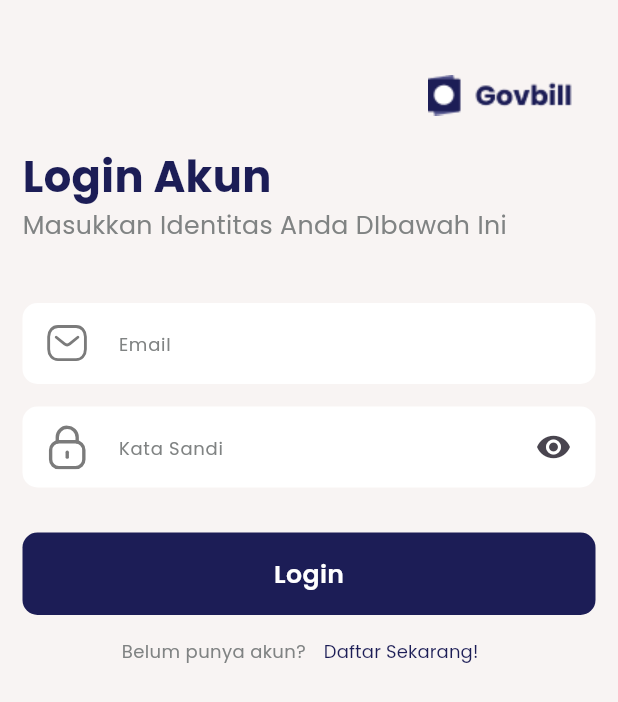
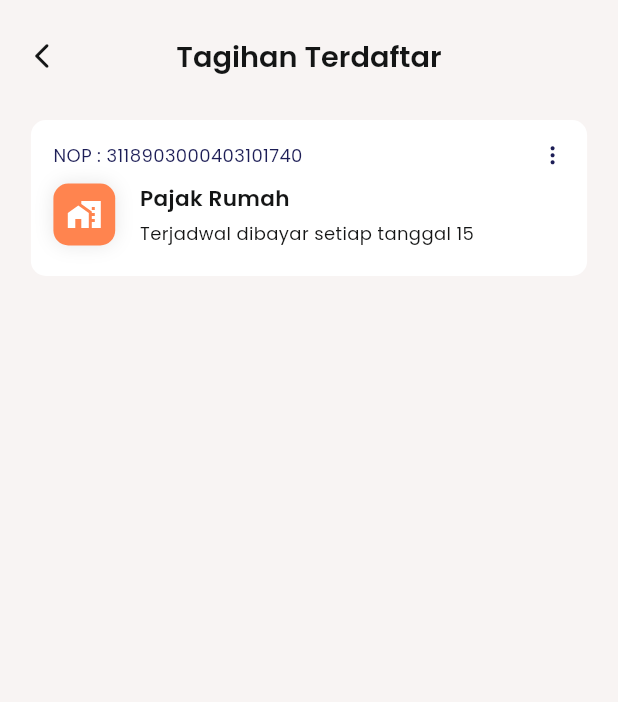
Before and after one commit to SyahranFD/govbill, a Flutter app: the screen it shows after launch, on a phone screen of 412 x 824 dp. Shown: the top 702 px of the screen. Run offline on Flutter 3.47's test engine with Material 3 defaults, Android fonts, the phone set to English and light mode, and no system bars; our stand-ins replace flutter_svg, get, get_storage, google_fonts; project files that could hold a hidden picture were left out.

Commit message:
feat: [SF] add card tagihan terdaftar

```diff
--- a/lib/app/pages/detail_kategori_page/detail_kategori_binding.dart
+++ /dev/null
@@ -1,11 +0,0 @@
-import 'package:get/get.dart';
-import 'package:govbill/app/pages/detail_kategori_page/detail_kategori_controller.dart';
-
-class DetailKategoriPageBinding extends Bindings {
-  @override
-  void dependencies() {
-    Get.lazyPut<DetailKategoriPageController>(
-          () => DetailKategoriPageController(),
-    );
-  }
-}
--- a/lib/app/pages/detail_kategori_page/detail_kategori_controller.dart
+++ /dev/null
@@ -1,5 +0,0 @@
-import 'package:get/get.dart';
-
-class DetailKategoriPageController extends GetxController {
-
-}
--- a/lib/app/pages/detail_kategori_page/detail_kategori_view.dart
+++ /dev/null
@@ -1,23 +0,0 @@
-import 'package:flutter/material.dart';
-import 'package:govbill/common/helper/themes.dart';
-
-class DetailKategoriPageView extends StatelessWidget {
-  const DetailKategoriPageView({Key? key}) : super(key: key);
-
-  @override
-  Widget build(BuildContext context) {
-    return Scaffold(
-      backgroundColor: backgroundPageColor,
-      body: Container(
-        width: double.infinity,
-        child: SingleChildScrollView(
-          child: Column(
-            children: [
-
-            ],
-          ),
-        ),
-      ),
-    );
-  }
-}
--- a/lib/app/pages/tagihan_akan_datang_page/components/card_tagihan_akan_datang_bpjs.dart
+++ b/lib/app/pages/tagihan_akan_datang_page/components/card_tagihan_akan_datang_bpjs.dart
@@ -82,7 +82,7 @@ class CardTagihanAkanDatangBPJS extends StatelessWidget {
                       children: [
                         Container(
                             width: width * 0.685,
-                            child: Text("Tagihan BPJS $namaTagihan", style: tsBodySmallSemiboldBlack)
+                            child: Text("$namaTagihan", style: tsBodySmallSemiboldBlack)
                         ),
                         SizedBox(height: 4),
                         Text("Akan dibayar tanggal $waktuBayar", style: tsLabelRegularBlack),
--- a/lib/app/pages/tagihan_akan_datang_page/components/card_tagihan_akan_datang_mobil.dart
+++ b/lib/app/pages/tagihan_akan_datang_page/components/card_tagihan_akan_datang_mobil.dart
@@ -82,7 +82,7 @@ class CardTagihanAkanDatangMobil extends StatelessWidget {
                       children: [
                         Container(
                             width: width * 0.685,
-                            child: Text("Tagihan $jenisTagihan $namaTagihan", style: tsBodySmallSemiboldBlack)
+                            child: Text("$namaTagihan", style: tsBodySmallSemiboldBlack)
                         ),
                         SizedBox(height: 4),
                         Text("Akan dibayar tanggal $waktuBayar", style: tsLabelRegularBlack),
--- a/lib/app/pages/tagihan_akan_datang_page/components/card_tagihan_akan_datang_pbb.dart
+++ b/lib/app/pages/tagihan_akan_datang_page/components/card_tagihan_akan_datang_pbb.dart
@@ -82,7 +82,7 @@ class CardTagihanAkanDatangPBB extends StatelessWidget {
                       children: [
                         Container(
                             width: width * 0.685,
-                            child: Text("Tagihan $jenisTagihan $namaTagihan", style: tsBodySmallSemiboldBlack)
+                            child: Text("$namaTagihan", style: tsBodySmallSemiboldBlack)
                         ),
                         SizedBox(height: 4),
                         Text("Akan dibayar tanggal $waktuBayar", style: tsLabelRegularBlack),
--- a/lib/app/pages/tagihan_akan_datang_page/components/card_tagihan_akan_datang_pdam.dart
+++ b/lib/app/pages/tagihan_akan_datang_page/components/card_tagihan_akan_datang_pdam.dart
@@ -82,7 +82,7 @@ class CardTagihanAkanDatangPDAM extends StatelessWidget {
                       children: [
                         Container(
                             width: width * 0.685,
-                            child: Text("Tagihan $jenisTagihan $namaTagihan", style: tsBodySmallSemiboldBlack)
+                            child: Text("$namaTagihan", style: tsBodySmallSemiboldBlack)
                         ),
                         SizedBox(height: 4),
                         Text("Akan dibayar tanggal $waktuBayar", style: tsLabelRegularBlack),
--- a/lib/app/pages/tagihan_akan_datang_page/components/card_tagihan_akan_datang_pln.dart
+++ b/lib/app/pages/tagihan_akan_datang_page/components/card_tagihan_akan_datang_pln.dart
@@ -82,7 +82,7 @@ class CardTagihanAkanDatangPLN extends StatelessWidget {
                       children: [
                         Container(
                             width: width * 0.685,
-                            child: Text("Tagihan $jenisTagihan $namaTagihan", style: tsBodySmallSemiboldBlack)
+                            child: Text("$namaTagihan", style: tsBodySmallSemiboldBlack)
                         ),
                         SizedBox(height: 4),
                         Text("Akan dibayar tanggal $waktuBayar", style: tsLabelRegularBlack),
--- a/lib/app/pages/tagihan_akan_datang_page/tagihan_akan_datang_view.dart
+++ b/lib/app/pages/tagihan_akan_datang_page/tagihan_akan_datang_view.dart
@@ -43,8 +43,7 @@ class TagihanAkanDatangPageView extends StatelessWidget {
               )
             : Container(
                 width: double.infinity,
-                margin: EdgeInsets.only(
-                    top: 15, left: width * 0.05, right: width * 0.05),
+                margin: EdgeInsets.only(top: 15, left: width * 0.05, right: width * 0.05),
                 child: SingleChildScrollView(
                   child: Column(
                     children: fetchTagihanAkanDatangController.tagihanAkanDatang.value.map((tagihan) {
--- /dev/null
+++ b/lib/app/pages/tagihan_terdaftar_page/components/tagihan_terdaftar_pbb.dart
@@ -0,0 +1,88 @@
+import 'package:flutter/material.dart';
+import 'package:flutter_svg/flutter_svg.dart';
+import 'package:govbill/common/helper/themes.dart';
+
+class TagihanTerdaftarPBB extends StatelessWidget {
+
+  const TagihanTerdaftarPBB({Key? key}) : super(key: key);
+
+  @override
+  Widget build(BuildContext context) {
+    final Size mediaQuery = MediaQuery.of(context).size;
+    final double width = mediaQuery.width;
+
+    return Container(
+      width: double.infinity,
+      margin: EdgeInsets.only(bottom: 10),
+      decoration: BoxDecoration(
+          color: primaryColor,
+          borderRadius: BorderRadius.circular(10)
+      ),
+      child: Stack(
+        children: [
+          Container(
+            margin: EdgeInsets.only(top: 15, bottom: 20, left: 15, right: 15),
+            child: Column(
+              mainAxisAlignment: MainAxisAlignment.start,
+              crossAxisAlignment: CrossAxisAlignment.start,
+              children: [
+                Row(
+                  mainAxisAlignment: MainAxisAlignment.spaceBetween,
+                  children: [
+                    Text("NOP : 3118903000403101740", style: tsLabelRegularDarkBlue),
+                    SvgPicture.asset(
+                      "assets/icons/icMenu.svg",
+                      width: 16,
+                    ),
+                  ],
+                ),
+
+                SizedBox(height: 10),
+
+                Row(
+                  mainAxisAlignment: MainAxisAlignment.start,
+                  crossAxisAlignment: CrossAxisAlignment.center,
+                  children: [
+                    Container(
+                      decoration: BoxDecoration(
+                        color: categoryPBB,
+                        borderRadius: BorderRadius.circular(10),
+                        boxShadow: [
+                          BoxShadow(
+                            color: Color(0x19000000),
+                            blurRadius: 10,
+                            offset: Offset(0, 0),
+                            spreadRadius: 0,
+                          )
+                        ],
+                      ),
+                      width: width * 0.1,
+                      height: width * 0.1,
+                      alignment: Alignment.center,
+                      child: SvgPicture.asset(
+                        "assets/icons/icKategoriPBB.svg",
+                        width: 24,
+                      ),
+                    ),
+                    SizedBox(width: width * 0.04),
+                    Column(
+                      crossAxisAlignment: CrossAxisAlignment.start,
+                      children: [
+                        Container(
+                            width: width * 0.685,
+                            child: Text("Pajak Rumah", style: tsBodySmallSemiboldBlack)
+                        ),
+                        SizedBox(height: 4),
+                        Text("Terjadwal dibayar setiap tanggal 15", style: tsLabelRegularBlack),
+                      ],
+                    )
+                  ],
+                )
+              ],
+            ),
+          ),
+        ],
+      ),
+    );
+  }
+}
--- /dev/null
+++ b/lib/app/pages/tagihan_terdaftar_page/tagihan_terdaftar_binding.dart
@@ -0,0 +1,11 @@
+import 'package:get/get.dart';
+import 'package:govbill/app/pages/tagihan_terdaftar_page/tagihan_terdaftar_controller.dart';
+
+class TagihanTerdaftarPageBinding extends Bindings {
+  @override
+  void dependencies() {
+    Get.lazyPut<TagihanTerdaftarPageController>(
+          () => TagihanTerdaftarPageController(),
+    );
+  }
+}
--- /dev/null
+++ b/lib/app/pages/tagihan_terdaftar_page/tagihan_terdaftar_controller.dart
@@ -0,0 +1,11 @@
+import 'package:get/get.dart';
+import 'package:intl/date_symbol_data_local.dart';
+
+class TagihanTerdaftarPageController extends GetxController {
+  @override
+  void onInit() {
+    // TODO: implement onInit
+    initializeDateFormatting();
+    super.onInit();
+  }
+}
--- /dev/null
+++ b/lib/app/pages/tagihan_terdaftar_page/tagihan_terdaftar_view.dart
@@ -0,0 +1,45 @@
+import 'package:flutter/material.dart';
+import 'package:get/get.dart';
+import 'package:govbill/app/pages/tagihan_terdaftar_page/components/tagihan_terdaftar_pbb.dart';
+import 'package:govbill/app/pages/tagihan_terdaftar_page/tagihan_terdaftar_controller.dart';
+import 'package:govbill/common/helper/themes.dart';
+
+class TagihanTerdaftarPageView extends StatelessWidget {
+  final TagihanTerdaftarPageController tagihanTerdaftarPageController = Get.put(TagihanTerdaftarPageController());
+
+  @override
+  Widget build(BuildContext context) {
+    final Size mediaQuery = MediaQuery.of(context).size;
+    final double width = mediaQuery.width;
+
+    return Scaffold(
+      backgroundColor: backgroundPageColor,
+      appBar: AppBar(
+        elevation: 0,
+        backgroundColor: backgroundPageColor,
+        toolbarHeight: 75,
+        centerTitle: true,
+        title: Text("Tagihan Terdaftar", style: tsBodyLargeSemiboldBlack),
+        leading: IconButton(
+          onPressed: () => Get.back(),
+          icon: Icon(
+            Icons.arrow_back_ios_new_rounded,
+            size: 20,
+            color: blackColor,
+          ),
+        ),
+      ),
+      body: Container(
+        width: double.infinity,
+        margin: EdgeInsets.only(top: 5, left: width * 0.05, right: width * 0.05),
+        child: SingleChildScrollView(
+          child: Column(
+            children: [
+              TagihanTerdaftarPBB()
+            ],
+          ),
+        ),
+      ),
+    );
+  }
+}
--- a/lib/common/routes/app_pages.dart
+++ b/lib/common/routes/app_pages.dart
@@ -1,8 +1,6 @@
 import 'package:get/get.dart';
 import 'package:govbill/app/pages/daftar_alamat_page/daftar_alamat_binding.dart';
 import 'package:govbill/app/pages/daftar_alamat_page/daftar_alamat_view.dart';
-import 'package:govbill/app/pages/detail_kategori_page/detail_kategori_binding.dart';
-import 'package:govbill/app/pages/detail_kategori_page/detail_kategori_view.dart';
 import 'package:govbill/app/pages/detail_kendaraan_page/component/detail_mobil/detail_mobil_view.dart';
 import 'package:govbill/app/pages/detail_kendaraan_page/component/detail_motor/detail_motor_view.dart';
 import 'package:govbill/app/pages/detail_kendaraan_page/detail_kendaraan_binding.dart';
@@ -24,6 +22,8 @@ import 'package:govbill/app/pages/splash_screen_page/splash_screen_binding.dart'
 import 'package:govbill/app/pages/splash_screen_page/splash_screen_view.dart';
 import 'package:govbill/app/pages/tagihan_akan_datang_page/tagihan_akan_datang_binding.dart';
 import 'package:govbill/app/pages/tagihan_akan_datang_page/tagihan_akan_datang_view.dart';
+import 'package:govbill/app/pages/tagihan_terdaftar_page/tagihan_terdaftar_binding.dart';
+import 'package:govbill/app/pages/tagihan_terdaftar_page/tagihan_terdaftar_view.dart';
 import 'package:govbill/app/pages/tambah_alamat_page/tambah_alamat_binding.dart';
 import 'package:govbill/app/pages/tambah_alamat_page/tambah_alamat_view.dart';
 import 'package:govbill/app/pages/tambah_kartu_page/tambah_kartu_binding.dart';
@@ -37,7 +37,7 @@ class AppPages {
 
   AppPages._();
 
-  static const INITIAL = Routes.LOGIN_PAGE;
+  static const INITIAL = Routes.TAGIHAN_TERDAFTAR_PAGE;
 
   static final routes = [
     GetPage(
@@ -71,9 +71,9 @@ class AppPages {
       transition: Transition.noTransition,
     ),
     GetPage(
-      name: _Paths.DETAIL_KATEGORI_PAGE,
-      page: () => DetailKategoriPageView(),
-      binding: DetailKategoriPageBinding(),
+      name: _Paths.TAGIHAN_TERDAFTAR_PAGE,
+      page: () => TagihanTerdaftarPageView(),
+      binding: TagihanTerdaftarPageBinding(),
       transition: Transition.noTransition,
     ),
     GetPage(
--- a/lib/common/routes/app_routes.dart
+++ b/lib/common/routes/app_routes.dart
@@ -7,7 +7,7 @@ abstract class Routes {
   static const LOGIN_PAGE  = _Paths.LOGIN_PAGE;
   static const HOME_PAGE = _Paths.HOME_PAGE;
   static const TAGIHAN_AKAN_DATANG_PAGE = _Paths.TAGIHAN_AKAN_DATANG_PAGE;
-  static const DETAIL_KATEGORI_PAGE = _Paths.DETAIL_KATEGORI_PAGE;
+  static const TAGIHAN_TERDAFTAR_PAGE = _Paths.TAGIHAN_TERDAFTAR_PAGE;
   static const METODE_PEMBAYARAN_PAGE = _Paths.METODE_PEMBAYARAN_PAGE;
   static const TAMBAH_METODE_PEMBAYARAN_PAGE = _Paths.TAMBAH_METODE_PEMBAYARAN_PAGE;
   static const TAMBAH_KARTU_PAGE = _Paths.TAMBAH_KARTU_PAGE;
@@ -28,7 +28,7 @@ abstract class _Paths {
   static const LOGIN_PAGE = '/login';
   static const HOME_PAGE = '/';
   static const TAGIHAN_AKAN_DATANG_PAGE = '/tagihan-akan-datang';
-  static const DETAIL_KATEGORI_PAGE = '/detail-kategori';
+  static const TAGIHAN_TERDAFTAR_PAGE = '/tagihan-terdaftar';
   static const METODE_PEMBAYARAN_PAGE = '/metode-pembayaran';
   static const TAMBAH_METODE_PEMBAYARAN_PAGE = '/tambah-metode-pembayaran';
   static const TAMBAH_KARTU_PAGE = '/tambah-kartu';
```
Also changed, not shown: assets/icons/icMenu.svg (added).
